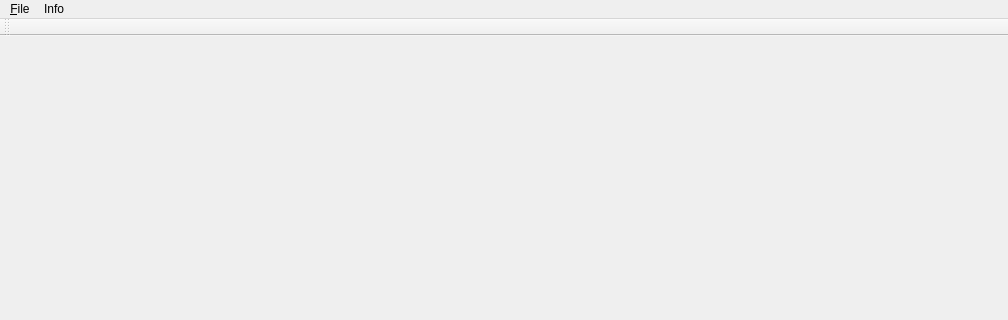
Above: src/qt/Mainwindow.ui from SylvainDeker/Mirage-Engine before the change; both pictures show x 0 to 1008 and y 0 to 320 of the 1008 by 730 pixel window. Below: the same form after it.
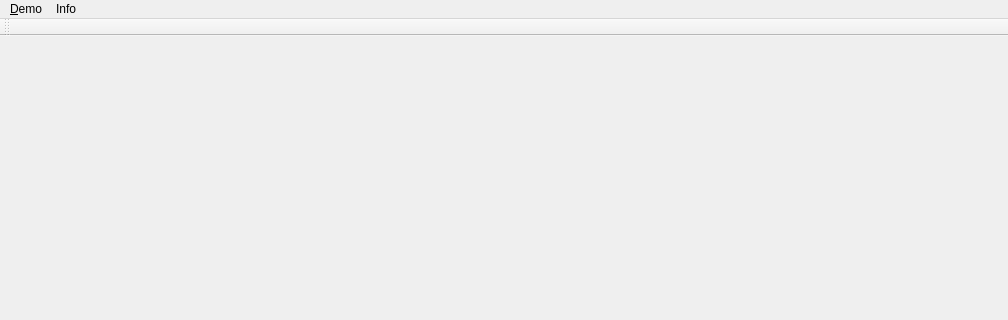
That is the form after the change.

Diff of the .ui file:
```diff
--- a/src/qt/Mainwindow.ui
+++ b/src/qt/Mainwindow.ui
@@ -36,7 +36,7 @@
    </widget>
    <widget class="QMenu" name="menu_Demo">
     <property name="title">
-     <string>&amp;File</string>
+     <string>&amp;Demo</string>
     </property>
    </widget>
    <addaction name="menu_Demo"/>
```
Left out of the diff: 52 changed lines with no effect on the pictures.
